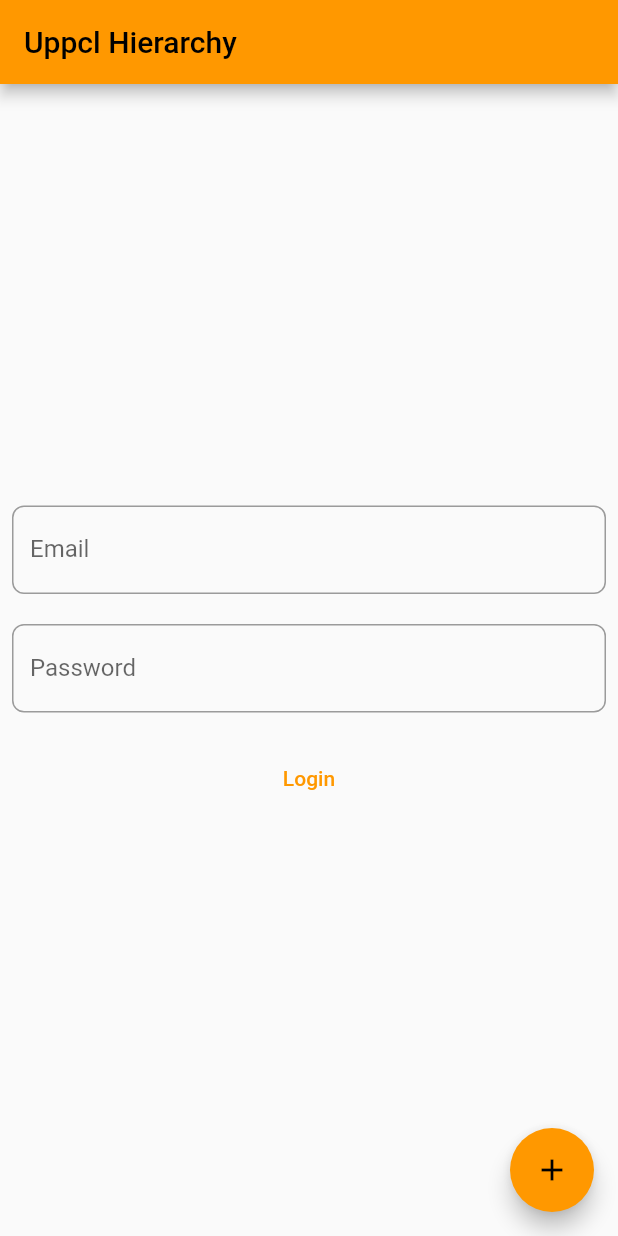
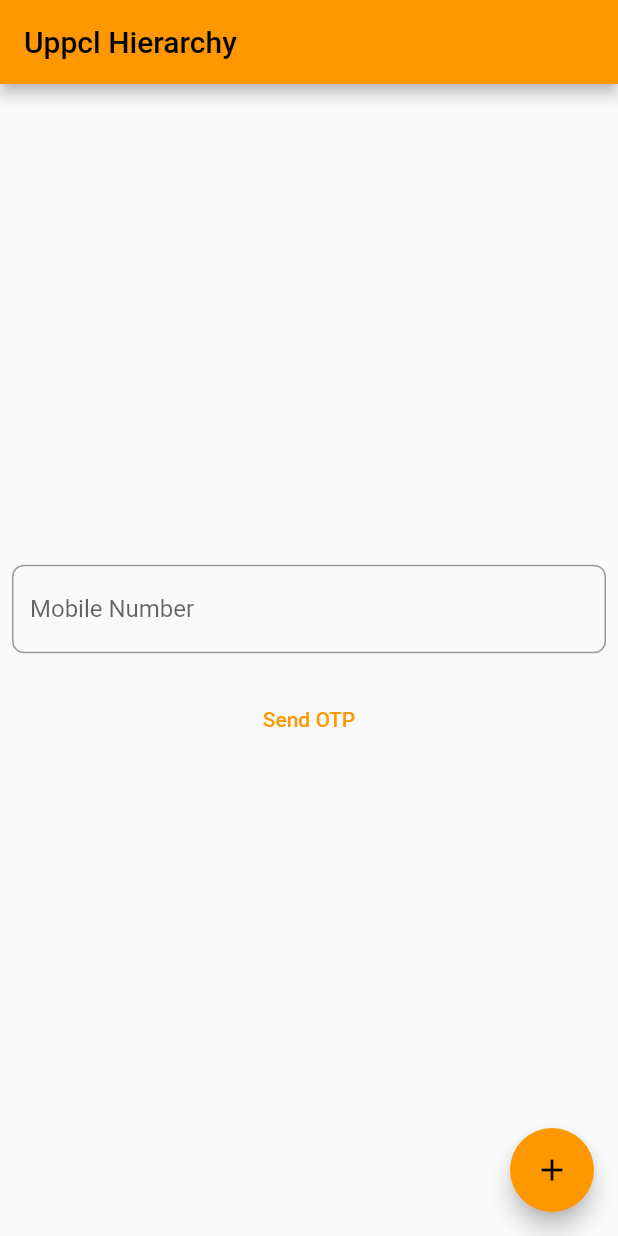
Before and after one commit to DevRLama/test_app, a Flutter app: the screen it shows after launch, on a phone screen of 412 x 824 dp. Run offline on Flutter 3.47's test engine with Material 2 defaults, Android fonts, the phone set to English and light mode, and no system bars.

Commit message:
Third Commit

```diff
--- a/lib/main.dart
+++ b/lib/main.dart
@@ -48,6 +48,8 @@ class MyHomePage extends StatefulWidget {
 }
 
 class _MyHomePageState extends State<MyHomePage> {
+
+  final _formKey = GlobalKey<FormState>();
   int _counter = 0;
   TextEditingController emailController = TextEditingController();
   TextEditingController passwordController = TextEditingController();
@@ -55,7 +57,7 @@ class _MyHomePageState extends State<MyHomePage> {
   String? passVal; // Nullable String variable
   static OutlineInputBorder outBorder = OutlineInputBorder(
       borderRadius: BorderRadius.circular(8),
-      borderSide: BorderSide(color: Colors.amber, width: 2));
+      borderSide: BorderSide(color: Colors.teal, width: 2));
 
   void _incrementCounter() {
     setState(() {
@@ -106,9 +108,11 @@ class _MyHomePageState extends State<MyHomePage> {
             crossAxisAlignment: CrossAxisAlignment.center,
             children: <Widget>[
               TextFormField(
+                keyboardType: TextInputType.number,
                 decoration: InputDecoration(
-                    labelText: "Email",
-                    hintText: "Enter Your Email...",
+                    labelText: "Mobile Number",
+                    prefixText: "+91",
+                    hintText: "Enter Your Mobile Number...",
                     hintStyle: const TextStyle(
                       color: Colors.black87,
                       fontStyle: FontStyle.italic,
@@ -121,33 +125,33 @@ class _MyHomePageState extends State<MyHomePage> {
                 controller: emailController,
               ),
               SizedBox(height: 20),
-              TextFormField(
-                obscureText: true,
-                decoration: InputDecoration(
-                  labelText: "Password",
-                  hintText: "Enter Your Password...",
-                  border: outBorder,
-                  disabledBorder: outBorder,
-                  focusedBorder: outBorder,
-                  focusedErrorBorder: outBorder.copyWith(
-                      borderSide: const BorderSide(color: Colors.blue)),
-                  hintStyle: const TextStyle(
-                    color: Colors.black87,
-                    fontStyle: FontStyle.italic,
-                  ),
-                ),
-                controller: passwordController,
-              ),
-              SizedBox(height: 20),
+              // TextFormField(
+              //   obscureText: true,
+              //   decoration: InputDecoration(
+              //     labelText: "Password",
+              //     hintText: "Enter Your Password...",
+              //     border: outBorder,
+              //     disabledBorder: outBorder,
+              //     focusedBorder: outBorder,
+              //     focusedErrorBorder: outBorder.copyWith(
+              //         borderSide: const BorderSide(color: Colors.blue)),
+              //     hintStyle: const TextStyle(
+              //       color: Colors.black87,
+              //       fontStyle: FontStyle.italic,
+              //     ),
+              //   ),
+              //   controller: passwordController,
+              // ),
+              // SizedBox(height: 20),
               Container(
                   child: TextButton(
                 onPressed: () {
                   emailVal=emailController.text;
-                  passVal=passwordController.text;
+                  // passVal=passwordController.text;
                   print(emailVal);
-                  print(passVal);
+                  // print(passVal);
                 },
-                child: Text('Login'),
+                child: Text('Send OTP'),
               ))
             ],
           ),
```
